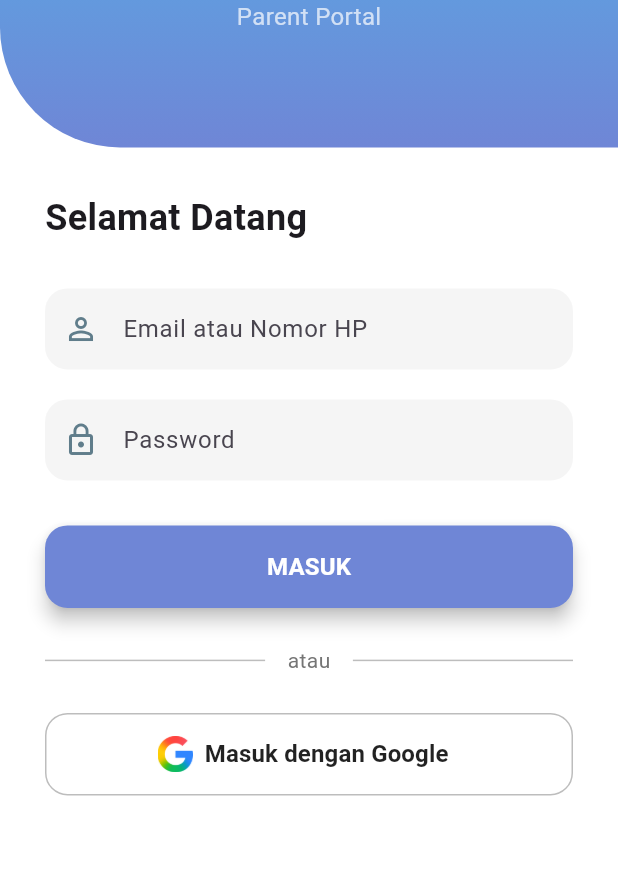
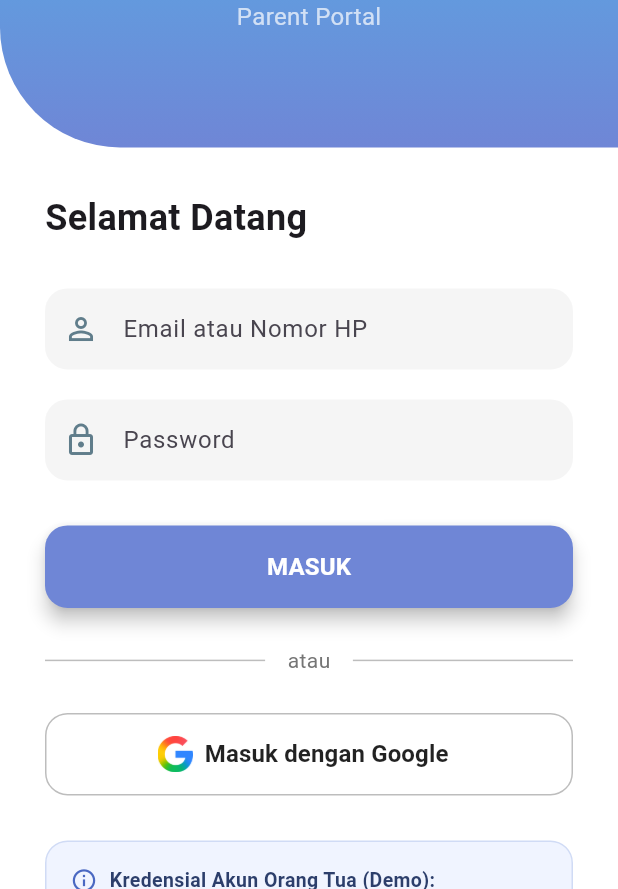
Before and after one commit to blznqhtn/SatuSekolah, a Flutter app: the screen it shows after launch, after a tap on "Masuk dengan Google", on a phone screen of 412 x 824 dp, the part 347-1236 px from its top. Run offline on Flutter 3.47's test engine with Material 3 defaults, Android fonts, the phone set to English and light mode, and no system bars; our stand-ins replace carousel_slider, firebase_core, flutter_local_notifications, get, get_storage, google_sign_in; accounts and stored records are empty; Roboto replaces fonts that are missing (Nunito).

Commit message:
Update login endpoint for parent mobile web and demo fallback

```diff
--- a/aplikasi_mobile_ortu/lib/auth/login_screen.dart
+++ b/aplikasi_mobile_ortu/lib/auth/login_screen.dart
@@ -1,4 +1,5 @@
 import 'dart:convert';
+import 'package:flutter/foundation.dart';
 import 'package:flutter/material.dart';
 import 'package:http/http.dart' as http;
 import 'package:google_sign_in/google_sign_in.dart';
@@ -21,8 +22,10 @@ class _LoginScreenState extends State<LoginScreen> {
 
   // Fungsi Login Biasa
   Future<void> _loginProses() async {
-    if (_identifierController.text.isEmpty ||
-        _passwordController.text.isEmpty) {
+    final identifier = _identifierController.text.trim();
+    final password = _passwordController.text.trim();
+
+    if (identifier.isEmpty || password.isEmpty) {
       ScaffoldMessenger.of(context).showSnackBar(
         const SnackBar(
             content: Text('Email/No HP dan Password harus diisi!'),
@@ -36,29 +39,37 @@ class _LoginScreenState extends State<LoginScreen> {
     });
 
     try {
-      final url = Uri.parse('http://192.168.1.6:8080/api/login/ortu');
+      // Menentukan host API (localhost untuk Web, 10.0.2.2 untuk Android emulator)
+      String host = 'http://localhost:8080';
+      if (!kIsWeb) {
+        host = 'http://10.0.2.2:8080';
+      }
+      final url = Uri.parse('$host/api/login/ortu');
 
-      final response = await http.post(
+      final response = await http
+          .post(
             url,
             headers: {'Content-Type': 'application/json'},
             body: jsonEncode({
-          'identifier': _identifierController.text,
-          'password': _passwordController.text,
+              'identifier': identifier,
+              'password': password,
             }),
-      );
+          )
+          .timeout(const Duration(seconds: 5));
 
       final data = jsonDecode(response.body);
 
-      if (response.statusCode == 200 && data['success'] == true) {
-        // --- TAMBAHKAN 3 BARIS INI ---
+      if (response.statusCode == 200 &&
+          (data['success'] == true || data['token'] != null)) {
         final box = GetStorage();
         box.write('isLoggedIn', true);
-        box.write('namaOrtu', data['data']['nama']);
-        // -----------------------------
+        final nama = data['data']?['nama'] ?? data['user']?['name'] ?? 'Kartini Rahayu';
+        box.write('namaOrtu', nama);
 
+        if (!mounted) return;
         ScaffoldMessenger.of(context).showSnackBar(
           SnackBar(
-              content: Text('Selamat datang, ${data['data']['nama']}!'),
+              content: Text('Selamat datang, $nama!'),
               backgroundColor: Colors.green),
         );
 
@@ -66,14 +77,41 @@ class _LoginScreenState extends State<LoginScreen> {
           context,
           MaterialPageRoute(builder: (context) => const MainScreen()),
         );
+        return;
       } else {
+        if (!mounted) return;
         ScaffoldMessenger.of(context).showSnackBar(
           SnackBar(
-              content: Text(data['message'] ?? 'Login Gagal'),
+              content: Text(data['message'] ?? data['error'] ?? 'Login Gagal'),
               backgroundColor: Colors.red),
         );
+        return;
       }
     } catch (e) {
+      // Jika server lokal tidak terjangkau, periksa apakah kredensial demo valid
+      if ((identifier == 'ortu@sekolah.id' ||
+              identifier == '081234567890' ||
+              identifier == 'kartini.r@email.com') &&
+          (password == 'ortu123' || password == 'password123')) {
+        final box = GetStorage();
+        box.write('isLoggedIn', true);
+        box.write('namaOrtu', 'Kartini Rahayu');
+
+        if (!mounted) return;
+        ScaffoldMessenger.of(context).showSnackBar(
+          const SnackBar(
+              content: Text('Selamat datang, Kartini Rahayu! (Mode Demo)'),
+              backgroundColor: Colors.green),
+        );
+
+        Navigator.pushReplacement(
+          context,
+          MaterialPageRoute(builder: (context) => const MainScreen()),
+        );
+        return;
+      }
+
+      if (!mounted) return;
       ScaffoldMessenger.of(context).showSnackBar(
         const SnackBar(
             content: Text(
@@ -81,9 +119,11 @@ class _LoginScreenState extends State<LoginScreen> {
             backgroundColor: Colors.orange),
       );
     } finally {
+      if (mounted) {
         setState(() {
           _isLoading = false;
         });
+      }
     }
   }
 
@@ -106,7 +146,11 @@ class _LoginScreenState extends State<LoginScreen> {
         return;
       }
 
-      final url = Uri.parse('http://192.168.1.6:8080/api/login/google/ortu');
+      String host = 'http://localhost:8080';
+      if (!kIsWeb) {
+        host = 'http://10.0.2.2:8080';
+      }
+      final url = Uri.parse('$host/api/login/google/ortu');
 
       final response = await http.post(
         url,
@@ -120,10 +164,16 @@ class _LoginScreenState extends State<LoginScreen> {
 
       final data = jsonDecode(response.body);
 
-      if (response.statusCode == 200 && data['success'] == true) {
+      if (response.statusCode == 200 && (data['success'] == true || data['token'] != null)) {
+        final box = GetStorage();
+        box.write('isLoggedIn', true);
+        final nama = data['data']?['nama'] ?? googleUser.displayName ?? 'Pengguna Google';
+        box.write('namaOrtu', nama);
+
+        if (!mounted) return;
         ScaffoldMessenger.of(context).showSnackBar(
           SnackBar(
-              content: Text('Selamat datang, ${data['data']['nama']}!'),
+              content: Text('Selamat datang, $nama!'),
               backgroundColor: Colors.green),
         );
 
@@ -133,6 +183,7 @@ class _LoginScreenState extends State<LoginScreen> {
         );
       } else {
         await googleSignIn.signOut();
+        if (!mounted) return;
         ScaffoldMessenger.of(context).showSnackBar(
           SnackBar(
               content: Text(data['message'] ?? 'Login Gagal'),
@@ -140,18 +191,21 @@ class _LoginScreenState extends State<LoginScreen> {
         );
       }
     } catch (e) {
+      if (!mounted) return;
       ScaffoldMessenger.of(context).showSnackBar(
         SnackBar(
             content: Text('Error: $e'),
-            backgroundColor: Colors
-                .orange), // <--- Agar kita tahu persis apa error dari Google-nya
+            backgroundColor: Colors.orange),
       );
     } finally {
+      if (mounted) {
         setState(() {
           _isLoading = false;
         });
       }
     }
+  }
+
 
   @override
   Widget build(BuildContext context) {
@@ -296,6 +350,68 @@ class _LoginScreenState extends State<LoginScreen> {
                       ),
                     ),
                   ),
+
+                  const SizedBox(height: 30),
+
+                  // Informasi Akun Demo & Tombol Isi Cepat
+                  Container(
+                    width: double.infinity,
+                    padding: const EdgeInsets.all(16),
+                    decoration: BoxDecoration(
+                      color: const Color(0xFFF0F4FF),
+                      borderRadius: BorderRadius.circular(15),
+                      border: Border.all(color: const Color(0xFFD0DBF5)),
+                    ),
+                    child: Column(
+                      crossAxisAlignment: CrossAxisAlignment.start,
+                      children: [
+                        const Row(
+                          children: [
+                            Icon(Icons.info_outline, size: 18, color: Color(0xFF4A68C2)),
+                            SizedBox(width: 8),
+                            Text(
+                              "Kredensial Akun Orang Tua (Demo):",
+                              style: TextStyle(
+                                fontWeight: FontWeight.bold,
+                                fontSize: 13,
+                                color: Color(0xFF2C3E6B),
+                              ),
+                            ),
+                          ],
+                        ),
+                        const SizedBox(height: 8),
+                        const Text(
+                          "• No HP : 081234567890\n• Email : ortu@sekolah.id\n• Sandi : ortu123",
+                          style: TextStyle(fontSize: 12, color: Color(0xFF4A5568), height: 1.4),
+                        ),
+                        const SizedBox(height: 10),
+                        InkWell(
+                          onTap: () {
+                            setState(() {
+                              _identifierController.text = "081234567890";
+                              _passwordController.text = "ortu123";
+                            });
+                          },
+                          child: Container(
+                            alignment: Alignment.center,
+                            padding: const EdgeInsets.symmetric(vertical: 8),
+                            decoration: BoxDecoration(
+                              color: const Color(0xFF6F86D6),
+                              borderRadius: BorderRadius.circular(8),
+                            ),
+                            child: const Text(
+                              "Gunakan Akun Demo Otomatis",
+                              style: TextStyle(
+                                color: Colors.white,
+                                fontSize: 12,
+                                fontWeight: FontWeight.bold,
+                              ),
+                            ),
+                          ),
+                        ),
+                      ],
+                    ),
+                  ),
                 ],
               ),
             ),
```
Lines whose indentation alone changed are shown as unchanged.
